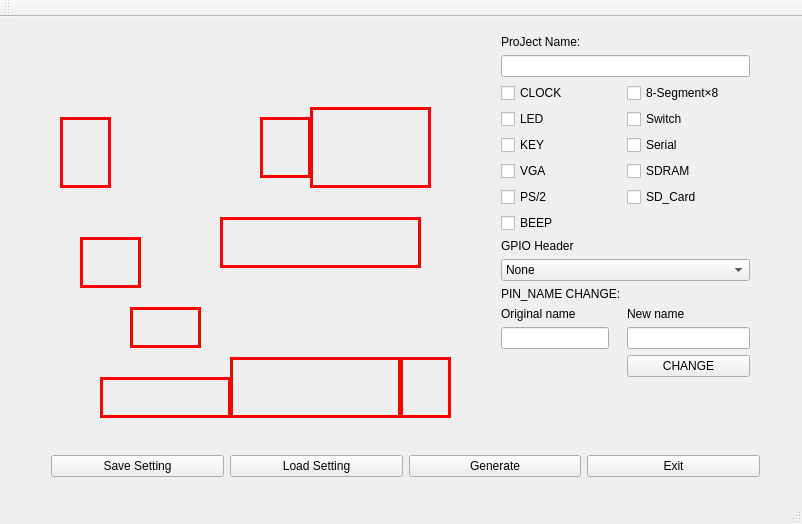
Old version of the form mainwindow.ui in the repository z1412247644/HDU_FPGA_Cyclone10LP_PIN.
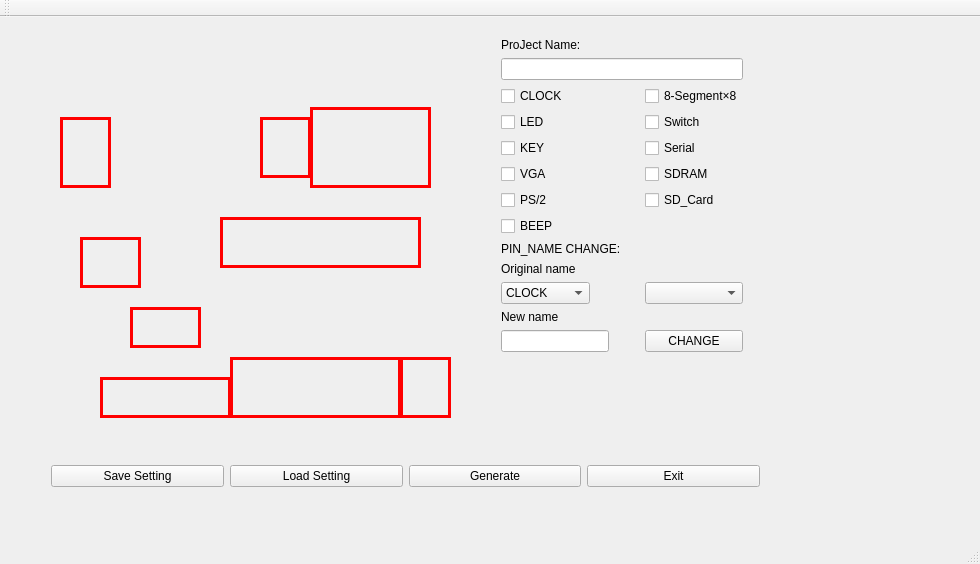
New version of the form. Icons and pictures are not drawn.

```diff
--- a/mainwindow.ui
+++ b/mainwindow.ui
@@ -6,8 +6,8 @@
    <rect>
     <x>0</x>
     <y>0</y>
-    <width>802</width>
-    <height>524</height>
+    <width>980</width>
+    <height>564</height>
    </rect>
   </property>
   <property name="windowTitle">
@@ -18,18 +18,30 @@
     <property name="geometry">
      <rect>
       <x>490</x>
-      <y>7</y>
-      <width>271</width>
-      <height>421</height>
+      <y>10</y>
+      <width>291</width>
+      <height>431</height>
      </rect>
     </property>
     <layout class="QFormLayout" name="formLayout">
      <property name="sizeConstraint">
-      <enum>QLayout::SetDefaultConstraint</enum>
+      <enum>QLayout::SetFixedSize</enum>
+     </property>
+     <property name="fieldGrowthPolicy">
+      <enum>QFormLayout::AllNonFixedFieldsGrow</enum>
+     </property>
+     <property name="rowWrapPolicy">
+      <enum>QFormLayout::WrapLongRows</enum>
      </property>
      <property name="labelAlignment">
       <set>Qt::AlignLeading|Qt::AlignLeft|Qt::AlignVCenter</set>
      </property>
+     <property name="horizontalSpacing">
+      <number>24</number>
+     </property>
+     <property name="verticalSpacing">
+      <number>6</number>
+     </property>
      <item row="2" column="0">
       <widget class="QLabel" name="label_Pro_name">
        <property name="frameShape">
@@ -125,49 +137,103 @@
       </widget>
      </item>
      <item row="11" column="0">
-      <widget class="QLabel" name="label_GPIO">
-       <property name="text">
-        <string>GPIO Header</string>
-       </property>
-      </widget>
-     </item>
-     <item row="15" column="0">
-      <widget class="QLineEdit" name="O_Name"/>
-     </item>
-     <item row="12" column="0" colspan="2">
-      <widget class="QComboBox" name="CBB_GPIO">
-       <item>
-        <property name="text">
-         <string>None</string>
-        </property>
-       </item>
-      </widget>
-     </item>
-     <item row="15" column="1">
-      <widget class="QLineEdit" name="N_Name"/>
-     </item>
-     <item row="13" column="0">
       <widget class="QLabel" name="label">
        <property name="text">
         <string>PIN_NAME CHANGE:</string>
        </property>
       </widget>
      </item>
-     <item row="14" column="0">
+     <item row="12" column="0">
       <widget class="QLabel" name="L_O_Name">
        <property name="text">
         <string>Original name</string>
        </property>
       </widget>
      </item>
-     <item row="14" column="1">
+     <item row="13" column="0">
+      <widget class="QComboBox" name="CBB_GPIO">
+       <item>
+        <property name="text">
+         <string>CLOCK</string>
+        </property>
+       </item>
+       <item>
+        <property name="text">
+         <string>LED</string>
+        </property>
+       </item>
+       <item>
+        <property name="text">
+         <string>KEY</string>
+        </property>
+       </item>
+       <item>
+        <property name="text">
+         <string>SW</string>
+        </property>
+       </item>
+       <item>
+        <property name="text">
+         <string>VGA</string>
+        </property>
+       </item>
+       <item>
+        <property name="text">
+         <string>SEG</string>
+        </property>
+       </item>
+       <item>
+        <property name="text">
+         <string>PS/2</string>
+        </property>
+       </item>
+       <item>
+        <property name="text">
+         <string>UART</string>
+        </property>
+       </item>
+       <item>
+        <property name="text">
+         <string>SDRAM</string>
+        </property>
+       </item>
+       <item>
+        <property name="text">
+         <string>SD_CARD</string>
+        </property>
+       </item>
+      </widget>
+     </item>
+     <item row="13" column="1">
+      <widget class="QComboBox" name="CBB_O_name">
+       <property name="enabled">
+        <bool>true</bool>
+       </property>
+       <property name="sizePolicy">
+        <sizepolicy hsizetype="Preferred" vsizetype="Fixed">
+         <horstretch>9</horstretch>
+         <verstretch>0</verstretch>
+        </sizepolicy>
+       </property>
+       <property name="maximumSize">
+        <size>
+         <width>138</width>
+         <height>100</height>
+        </size>
+       </property>
+      </widget>
+     </item>
+     <item row="14" column="0">
       <widget class="QLabel" name="L_N_Name">
        <property name="text">
         <string>New name</string>
        </property>
       </widget>
      </item>
-     <item row="16" column="1">
+     <item row="15" column="0">
+      <widget class="QLineEdit" name="N_Name"/>
+     </item>
+     <item row="15" column="1">
       <widget class="QPushButton" name="CB_Change">
        <property name="text">
         <string>CHANGE</string>
@@ -218,7 +284,7 @@
     <property name="geometry">
      <rect>
       <x>40</x>
-      <y>420</y>
+      <y>430</y>
       <width>731</width>
       <height>58</height>
      </rect>
```
Left out of the diff: 2 changed lines with no effect on the pictures.
